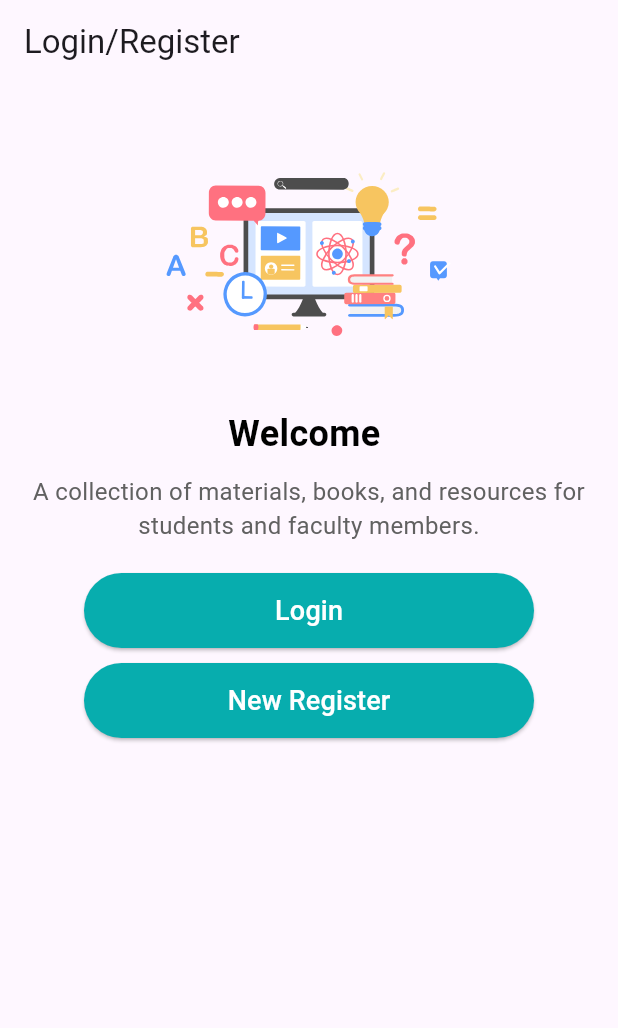
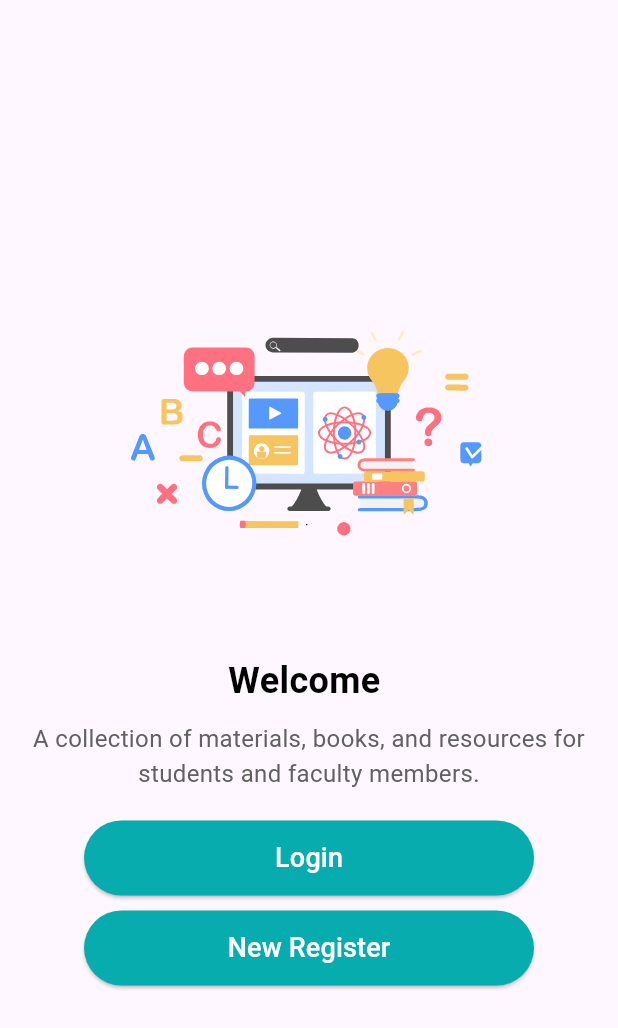
Before and after one commit to MontasirOpi/library_management_system, a Flutter app: the screen it shows after launch, on a phone screen of 412 x 824 dp. Shown: the top 1028 px of the screen. Run offline on Flutter 3.47's test engine with Material 3 defaults, Android fonts, the phone set to English and light mode, and no system bars; our stand-ins replace flutter_svg, supabase_flutter; accounts and stored records are empty.

Commit message:
ui change

```diff
--- a/lib/features/auth/ui/screens/login_reg_screen.dart
+++ b/lib/features/auth/ui/screens/login_reg_screen.dart
@@ -13,19 +13,20 @@ class LoginRegScreen extends StatelessWidget {
   @override
   Widget build(BuildContext context) {
     return Scaffold(
-      appBar: AppBar(title: Text('Login/Register')),
-      body: SingleChildScrollView(
-        child: Center(
-          child: Padding(
+
+      body: Padding(
         padding: const EdgeInsets.all(16.0),
         child: Column(
           mainAxisAlignment: MainAxisAlignment.center,
+
           children: [
+
             SvgPicture.asset(
               AssetsPath.appLogoSvg,
-                  width: 200,
-                  height: 200,
+              width: 250,
+              height: 250,
             ),
+            SizedBox(height: 20),
             Text(
               'Welcome ',
               style: TextStyle(
@@ -70,8 +71,6 @@ class LoginRegScreen extends StatelessWidget {
           ],
         ),
       ),
-        ),
-      ),
     );
   }
 }
```
Lines whose indentation alone changed are shown as unchanged.
